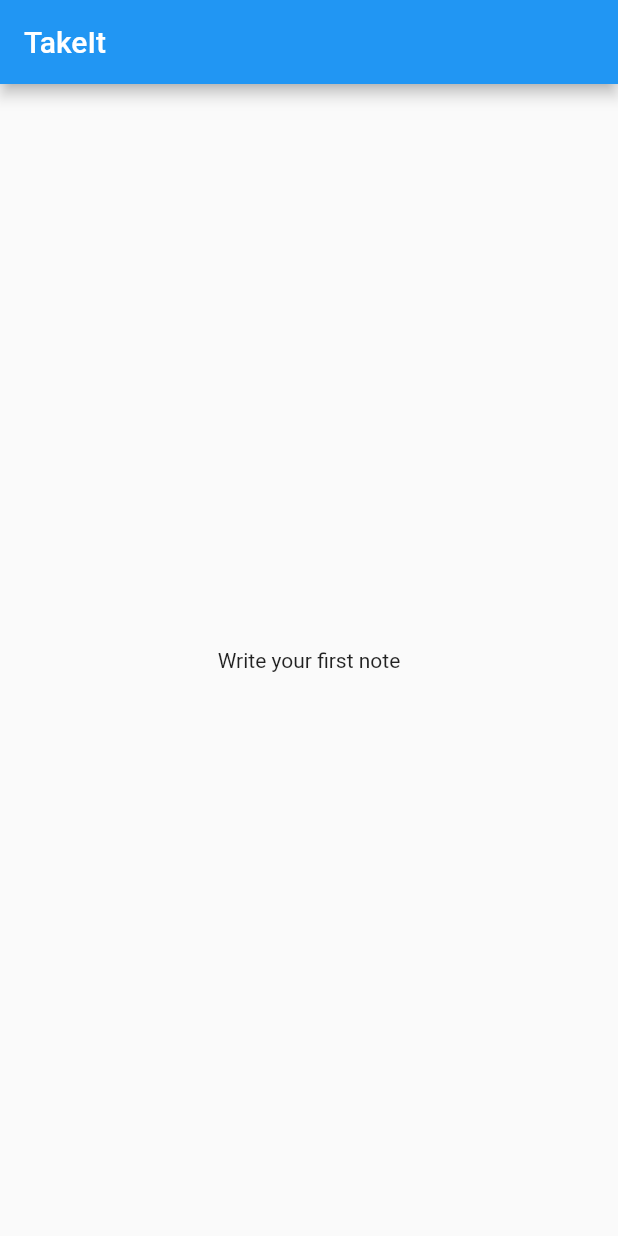
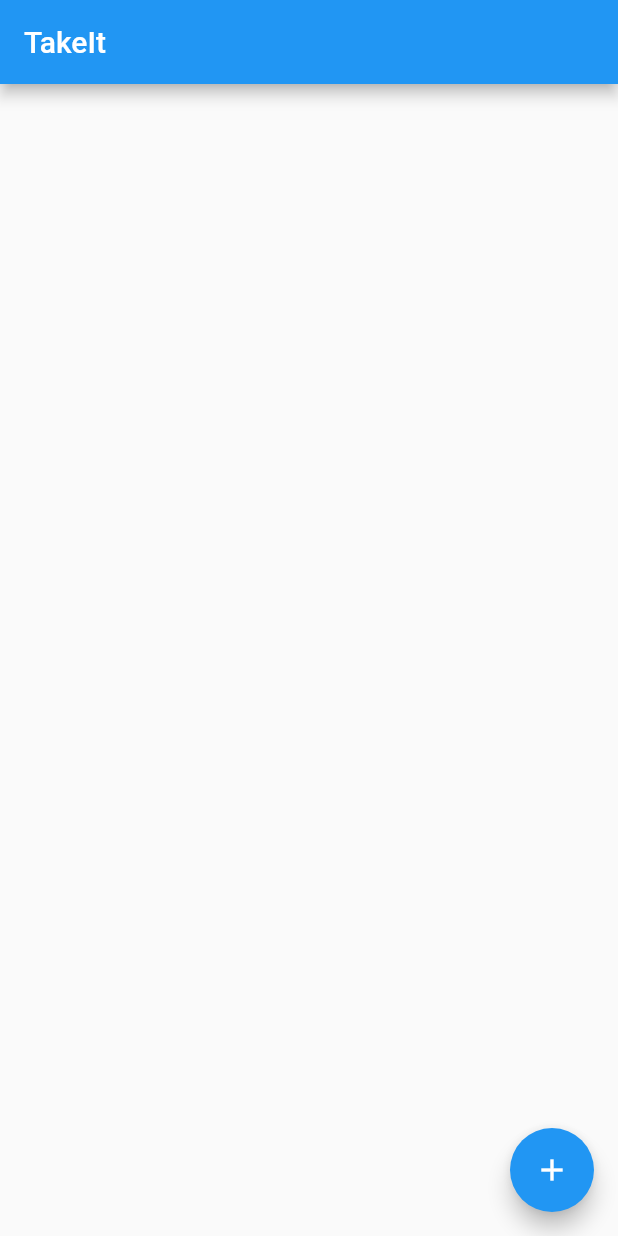
Before and after one commit to BladeF/TakeIt, a Flutter app: the screen it shows after launch, on a phone screen of 412 x 824 dp. Run offline on Flutter 3.47's test engine with Material 2 defaults, Android fonts, the phone set to English and light mode, and no system bars.

Commit message:
Flutter project now shows a list of notes with a FAB that adds sample notes.

```diff
--- a/flutter_app/lib/main.dart
+++ b/flutter_app/lib/main.dart
@@ -7,25 +7,71 @@ class TakeIt extends StatelessWidget {
   Widget build(BuildContext context) {
     return MaterialApp(
       title: 'TakeIt',
-      home: Scaffold(
-        appBar: AppBar(
-          title: Text('TakeIt'),
-        ),
-        body: Center(
-          child: Text('Write your first note'),
-        ),
-      ),
+      home: NoteList(),
     );
   }
 }
 
-/*
 class NoteList extends StatefulWidget {
+  @override
+  State createState() => NoteListState();
+}
+
+class NoteListState extends State<NoteList> {
+  final _notes = <String>[];
+  final _biggerFont  = const TextStyle(fontSize: 18.0);
 
   @override
-  State createState() => NoteListState()
+  Widget build(BuildContext context) {
+    return Scaffold(
+      appBar: AppBar(
+        title: Text('TakeIt'),
+      ),
+      body: _buildList(),
+      floatingActionButton: FloatingActionButton(
+        onPressed: _takeNote,
+        tooltip: 'Take a Note',
+        child: Icon(Icons.add),
+      ),
+    );
+  }
+
+  Widget _buildList() {
+    return ListView.builder(
+      itemBuilder: (context, index) {
+        if(index < _notes.length) {
+          return _buildRow(_notes[index]);
+        }
+      },
+    );
+  } // _buildList
+
+  Widget _buildRow(String note) {
+    return Column(
+      children: <Widget>[
+        ListTile(
+          title: Text(
+            note,
+            style: _biggerFont,
+          ),
+        ),
+        Divider(
+          color: Colors.grey,
+        ),
+      ],
+    );
+
+    /*return ListTile(
+      title: Text(
+        note,
+        style: _biggerFont,
+      ),
+    );*/
+  } // _buildRow
+
+  void _takeNote() {
+    setState(() {
+      _notes.add('Sample Note');
+    });
+  }
 }
-
-class NoteListState extends State<String> {
-
-}*/
```
